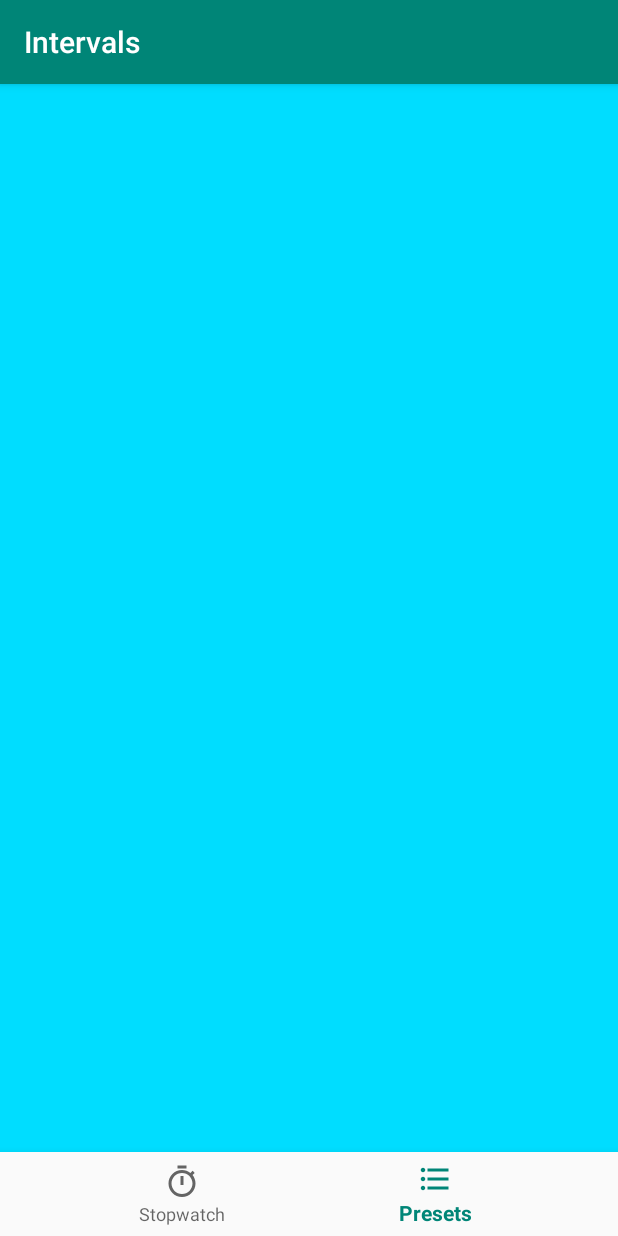
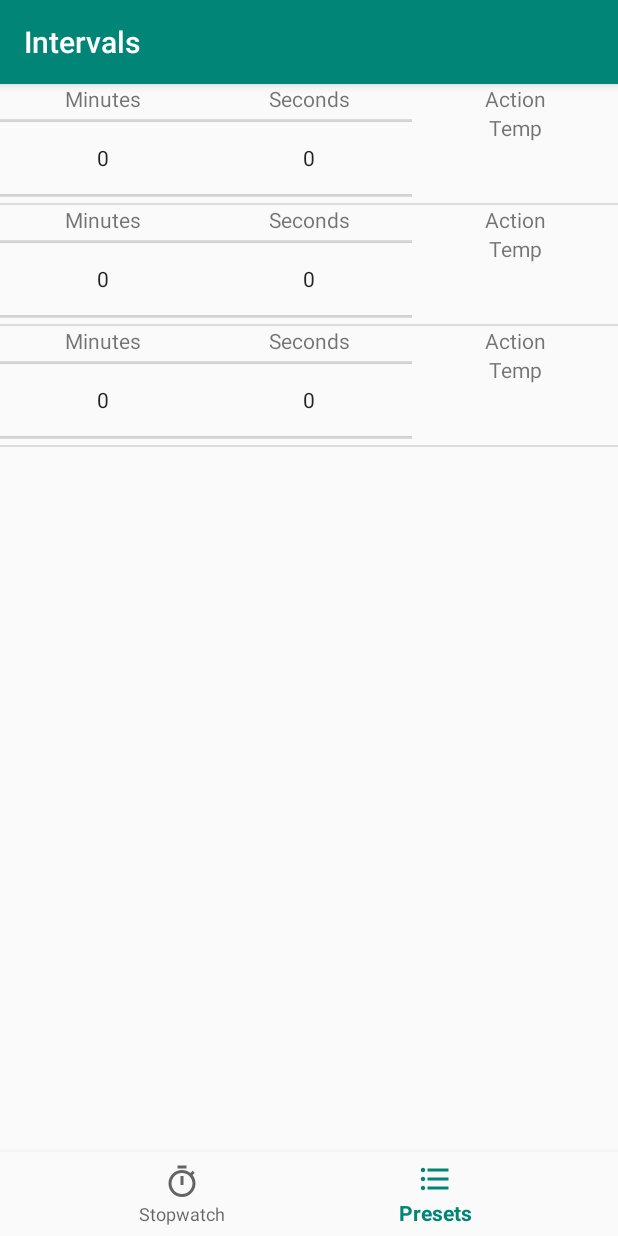
Before and after one commit to Sergiogamboa11/Intervals, an Android app: the screen it shows after launch (MainActivity), item 2 of the bottom bar chosen, on a phone screen of 412 x 824 dp. Run offline under Robolectric (Android 15) with nearby library versions, the phone set to English and light mode, and no system bars.

Commit message:
Presets now inflate for user interface, but no functionality is implemented

```diff
--- a/app/src/main/java/com/example/intervals/MainActivity.java
+++ b/app/src/main/java/com/example/intervals/MainActivity.java
@@ -1,66 +1,25 @@
 package com.example.intervals;
-import android.media.MediaPlayer;
 import android.os.Bundle;
 import com.google.android.material.bottomnavigation.BottomNavigationView;
 import androidx.appcompat.app.AppCompatActivity;
 import androidx.annotation.NonNull;
 import androidx.fragment.app.Fragment;
-import android.os.Handler;
-import android.util.Log;
 import android.view.MenuItem;
-import android.view.View;
-import android.widget.Button;
-import android.widget.ListView;
-import android.widget.TextView;
-
-import java.util.ArrayList;
 
 public class MainActivity extends AppCompatActivity {
 
-
-
-
     Fragment selectedFragment = null;
 
-    private BottomNavigationView.OnNavigationItemSelectedListener mOnNavigationItemSelectedListener
-            = new BottomNavigationView.OnNavigationItemSelectedListener() {
-
-        @Override
-        public boolean onNavigationItemSelected(@NonNull MenuItem item) {
-
-            Fragment fragment = null;
-            switch (item.getItemId()) {
-                case R.id.navigation_stopwatch:
-
-                    fragment = new StopwatchFragment();
-                    break;
-
-                case R.id.navigation_presets:
-
-                    fragment = new PresetsFragment();
-                    break;
-            }
-
-            getSupportFragmentManager().beginTransaction().replace(R.id.fragment_container, fragment);
-            return true;
-        }
-    };
-
-
-
-    //Being used
     private BottomNavigationView.OnNavigationItemSelectedListener navListener =
             new BottomNavigationView.OnNavigationItemSelectedListener() {
                 @Override
                 public boolean onNavigationItemSelected(@NonNull MenuItem item) {
-
-
                     switch (item.getItemId()) {
                         case R.id.navigation_stopwatch:
                             selectedFragment = new StopwatchFragment();
                             break;
                         case R.id.navigation_presets:
-                            selectedFragment = new PresetsFragment();
+                            selectedFragment = new PresetFragment();
                             break;
                     }
 
@@ -77,26 +36,11 @@ public class MainActivity extends AppCompatActivity {
         setContentView(R.layout.activity_main);
         BottomNavigationView navView = findViewById(R.id.nav_view);
         navView.setOnNavigationItemSelectedListener(navListener);
-//        mTextMessage = findViewById(R.id.message);
-//        navView.setOnNavigationItemSelectedListener(mOnNavigationItemSelectedListener);
 
         if (savedInstanceState == null) {
-
             selectedFragment = new StopwatchFragment();
-
             getSupportFragmentManager().beginTransaction().replace(R.id.fragment_container,
                     selectedFragment).commit();
         }
-
-
-
-
-
-
     }
-
-
-
-
-
 }
--- a/app/src/main/java/com/example/intervals/Presets.java
+++ b/app/src/main/java/com/example/intervals/Preset.java
@@ -2,12 +2,12 @@ package com.example.intervals;
 
 import java.util.ArrayList;
 
-public class Presets {
+public class Preset {
 
     String name;
     ArrayList<Interval> list;
 
-    public Presets(String name, ArrayList<Interval> list) {
+    public Preset(String name, ArrayList<Interval> list) {
         this.name = name;
         this.list = list;
     }
--- /dev/null
+++ b/app/src/main/java/com/example/intervals/PresetFragment.java
@@ -0,0 +1,44 @@
+package com.example.intervals;
+
+import android.os.Bundle;
+import android.view.LayoutInflater;
+import android.view.View;
+import android.view.ViewGroup;
+import android.widget.ListView;
+
+import androidx.annotation.NonNull;
+import androidx.annotation.Nullable;
+import androidx.fragment.app.Fragment;
+
+import java.util.ArrayList;
+
+public class PresetFragment extends Fragment {
+
+    PresetListViewAdapter adapter;
+    ArrayList<Interval> intervalList;
+    ListView presetListView;
+
+    @Nullable
+    @Override
+    public View onCreateView(@NonNull LayoutInflater inflater, @Nullable ViewGroup container, @Nullable Bundle savedInstanceState) {
+
+        View view = inflater.inflate(R.layout.fragment_presets, container, false);
+
+
+        Interval a = new Interval("00:05","Run1");
+        Interval a2 = new Interval("00:10","Walk");
+        Interval a3 = new Interval("00:17","Run");
+
+        intervalList = new ArrayList<>();
+        intervalList.add(a);
+        intervalList.add(a2);
+        intervalList.add(a3);
+
+        presetListView = view.findViewById(R.id.presetListView);
+
+        adapter = new PresetListViewAdapter(getContext(), R.layout.preset_adapter_layout, intervalList);
+        presetListView.setAdapter(adapter);
+
+        return view;
+    }
+}
--- /dev/null
+++ b/app/src/main/java/com/example/intervals/PresetListViewAdapter.java
@@ -0,0 +1,50 @@
+package com.example.intervals;
+
+import android.content.Context;
+import android.view.LayoutInflater;
+import android.view.View;
+import android.view.ViewGroup;
+import android.widget.ArrayAdapter;
+import android.widget.NumberPicker;
+import android.widget.TextView;
+
+import java.util.ArrayList;
+
+public class PresetListViewAdapter extends ArrayAdapter<Interval> {
+
+
+    private Context mContext;
+    int mResource;
+
+    public PresetListViewAdapter(Context context, int resource, ArrayList<Interval> objects) {
+        super(context, resource, objects);
+        this.mContext = context;
+        mResource = resource;
+    }
+
+    @Override
+    public View getView(int position, View convertView, ViewGroup parent) {
+
+        String time = getItem(position).getTime();
+        String action = getItem(position).getAction();
+//
+//        Interval interval = new Interval(time, action);
+
+        LayoutInflater layoutInflater = LayoutInflater.from(mContext);
+        convertView = layoutInflater.inflate(mResource, parent, false);
+
+        NumberPicker numberPickerMin = (NumberPicker) convertView.findViewById(R.id.minutesPicker);
+        NumberPicker numberPickerSec = (NumberPicker) convertView.findViewById(R.id.secondsPicker);
+        TextView actionIn = (TextView) convertView.findViewById(R.id.actionInput);
+
+
+
+//        TextView tvTime = (TextView) convertView.findViewById(R.id.timeTextView);
+//        TextView tvAction = (TextView) convertView.findViewById(R.id.actionTextView);
+//
+//        tvTime.setText(time);
+//        tvAction.setText(action);
+
+        return convertView;
+    }
+}
--- a/app/src/main/java/com/example/intervals/PresetsFragment.java
+++ /dev/null
@@ -1,19 +0,0 @@
-package com.example.intervals;
-
-import android.os.Bundle;
-import android.view.LayoutInflater;
-import android.view.View;
-import android.view.ViewGroup;
-
-import androidx.annotation.NonNull;
-import androidx.annotation.Nullable;
-import androidx.fragment.app.Fragment;
-
-public class PresetsFragment extends Fragment {
-
-    @Nullable
-    @Override
-    public View onCreateView(@NonNull LayoutInflater inflater, @Nullable ViewGroup container, @Nullable Bundle savedInstanceState) {
-        return inflater.inflate(R.layout.fragment_presets, container, false);
-    }
-}
--- a/app/src/main/java/com/example/intervals/StopwatchFragment.java
+++ b/app/src/main/java/com/example/intervals/StopwatchFragment.java
@@ -23,16 +23,10 @@ public class StopwatchFragment extends Fragment {
     TextView timeTextView, actionTextView;
     ArrayList<Interval> intervalList, rawIntervalList;
     IntervalListViewAdapter adapter;
-
     long startTime, currenTime;
     long pausedTime = 0;
     boolean isRunning = false;
-
-
-
     Handler handler = new Handler();
-
-
     MediaPlayer mediaPlayer;
 
     public interface  FragmentStopwatchListener{
@@ -46,39 +40,38 @@ public class StopwatchFragment extends Fragment {
 
         View view = inflater.inflate(R.layout.fragment_stopwatch, container, false);
 
-        timeTextView = (TextView) view.findViewById(R.id.tvTime);
-        actionTextView = (TextView)  view.findViewById(R.id.tvAction);
-        timeListView = (ListView)  view.findViewById(R.id.timeListView);
-        startButton = (Button)  view.findViewById(R.id.btnStart);
+        timeTextView = view.findViewById(R.id.tvTime);
+        actionTextView = view.findViewById(R.id.tvAction);
+        timeListView = view.findViewById(R.id.timeListView);
 
+        startButton = view.findViewById(R.id.btnStart);
         startButton.setOnClickListener(new View.OnClickListener()
         {
             @Override
             public void onClick(View v)
             {
-                startTimer(v);
+                startTimer();
             }
         });
 
 
-        pauseButton = (Button)  view.findViewById(R.id.btnPause);
-
+        pauseButton = view.findViewById(R.id.btnPause);
         pauseButton.setOnClickListener(new View.OnClickListener()
         {
             @Override
             public void onClick(View v)
             {
-                pauseTimer(v);
+                pauseTimer();
             }
         });
-        resetButton = (Button)  view.findViewById(R.id.btnReset);
 
+        resetButton = view.findViewById(R.id.btnReset);
         resetButton.setOnClickListener(new View.OnClickListener()
         {
             @Override
             public void onClick(View v)
             {
-                resetTimer(v);
+                resetTimer();
             }
         });
 
@@ -154,7 +147,7 @@ public class StopwatchFragment extends Fragment {
      * Starts timer and displays it on the screen
      * @param view The button that triggers the method
      */
-    public void startTimer(View view){
+    public void startTimer(){
         if(!isRunning) {
             isRunning = true;
             startTime = System.currentTimeMillis();
@@ -175,14 +168,14 @@ public class StopwatchFragment extends Fragment {
         }
     }
 
-    public void pauseTimer(View view){
+    public void pauseTimer(){
         if(isRunning){
             pausedTime = currenTime;
             isRunning = false;
         }
     }
 
-    public void resetTimer(View view){
+    public void resetTimer(){
         displayTime(0);
         pausedTime = 0;
         isRunning = false;
--- a/app/src/main/res/layout/activity_main.xml
+++ b/app/src/main/res/layout/activity_main.xml
@@ -6,17 +6,6 @@
     android:layout_width="match_parent"
     android:layout_height="match_parent"
     tools:context=".MainActivity">
-
-    <TextView
-        android:id="@+id/message"
-        android:layout_width="wrap_content"
-        android:layout_height="wrap_content"
-        android:layout_marginStart="@dimen/activity_horizontal_margin"
-        android:layout_marginLeft="@dimen/activity_horizontal_margin"
-        android:layout_marginTop="@dimen/activity_vertical_margin"
-        android:text="@string/title_stopwatch"
-        app:layout_constraintLeft_toLeftOf="parent"
-        app:layout_constraintTop_toTopOf="parent" />
 
     <com.google.android.material.bottomnavigation.BottomNavigationView
         android:id="@+id/nav_view"
--- a/app/src/main/res/layout/fragment_presets.xml
+++ b/app/src/main/res/layout/fragment_presets.xml
@@ -1,7 +1,19 @@
 <?xml version="1.0" encoding="utf-8"?>
 <androidx.constraintlayout.widget.ConstraintLayout
     xmlns:android="http://schemas.android.com/apk/res/android"
+    xmlns:app="http://schemas.android.com/apk/res-auto"
     xmlns:tools="http://schemas.android.com/tools"
     android:layout_width="match_parent"
     android:layout_height="match_parent"
-    android:background="@android:color/holo_blue_bright"/>
+    >
+
+    <ListView
+        android:id="@+id/presetListView"
+        android:layout_width="match_parent"
+        android:layout_height="match_parent"
+        app:layout_constraintBottom_toBottomOf="parent"
+        app:layout_constraintEnd_toEndOf="parent"
+        app:layout_constraintStart_toStartOf="parent"
+        app:layout_constraintTop_toTopOf="parent" />
+
+</androidx.constraintlayout.widget.ConstraintLayout>
--- a/app/src/main/res/layout/fragment_stopwatch.xml
+++ b/app/src/main/res/layout/fragment_stopwatch.xml
@@ -3,8 +3,7 @@
     xmlns:tools="http://schemas.android.com/tools"
     android:layout_width="match_parent"
     android:layout_height="match_parent"
-    xmlns:app="http://schemas.android.com/apk/res-auto"
-    android:background="@android:color/holo_blue_light">
+    xmlns:app="http://schemas.android.com/apk/res-auto">
 
 
     <TextView
--- /dev/null
+++ b/app/src/main/res/layout/preset_adapter_layout.xml
@@ -0,0 +1,65 @@
+<?xml version="1.0" encoding="utf-8"?>
+<LinearLayout xmlns:android="http://schemas.android.com/apk/res/android"
+    android:orientation="vertical" android:layout_width="match_parent"
+    android:layout_height="match_parent">
+
+
+    <LinearLayout
+        android:layout_width="match_parent"
+        android:layout_height="wrap_content">
+
+        <TextView
+            android:layout_width="match_parent"
+            android:layout_height="wrap_content"
+            android:text="Minutes"
+            android:textAlignment="center"
+            android:layout_weight="1"/>
+
+        <TextView
+            android:layout_width="match_parent"
+            android:layout_height="wrap_content"
+            android:text="Seconds"
+            android:textAlignment="center"
+            android:layout_weight="1"/>
+
+        <TextView
+            android:layout_width="match_parent"
+            android:layout_height="wrap_content"
+            android:text="Action"
+            android:textAlignment="center"
+            android:layout_weight="1"/>
+
+
+
+
+    </LinearLayout>
+
+    <LinearLayout
+        android:layout_width="match_parent"
+        android:layout_height="wrap_content">
+
+        <NumberPicker
+            android:id="@+id/minutesPicker"
+            android:layout_weight="1"
+            android:layout_width="0dp"
+            android:layout_height="60dp">
+
+        </NumberPicker>
+
+        <NumberPicker
+            android:id="@+id/secondsPicker"
+            android:layout_weight="1"
+            android:layout_width="0dp"
+            android:layout_height="60dp">
+
+        </NumberPicker>
+
+        <TextView
+            android:id="@+id/actionInput"
+            android:layout_width="0dp"
+            android:layout_height="wrap_content"
+            android:layout_weight="1"
+            android:text="Temp"
+            android:textAlignment="center" />
+    </LinearLayout>
+</LinearLayout>
```
